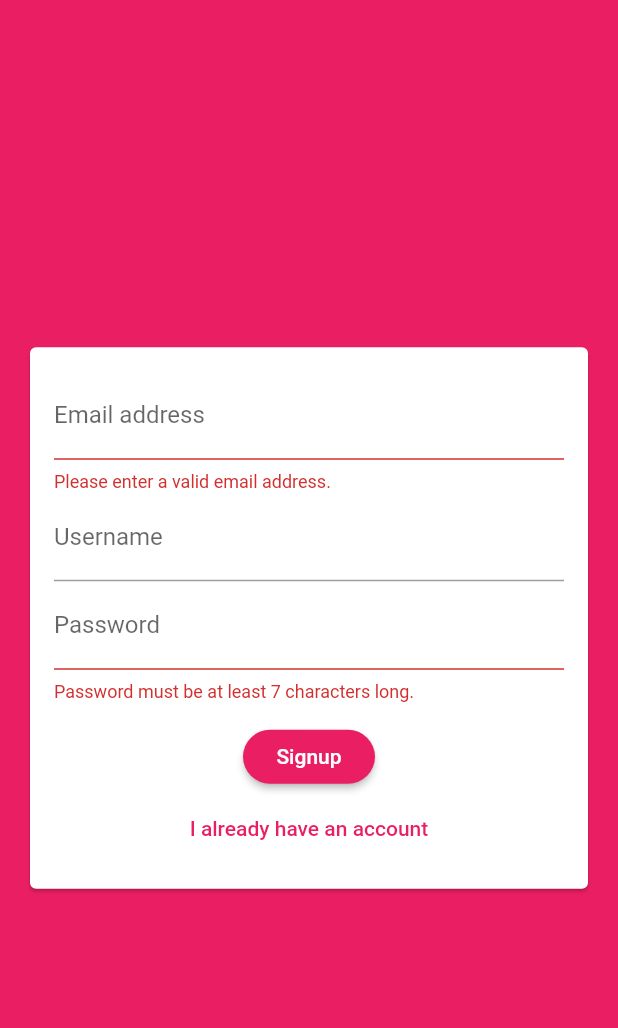
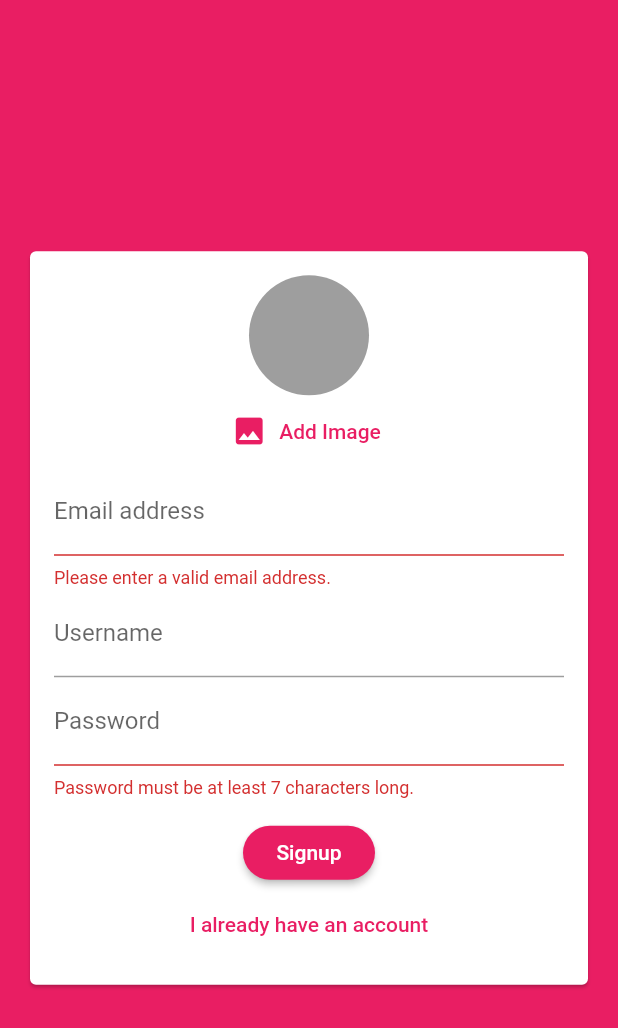
Before and after one commit to robertrh3/sample-flutter-apps, a Flutter app: the screen it shows after launch, after a tap on "Login", after a tap on "Create new account", on a phone screen of 412 x 824 dp. Shown: the top 1028 px of the screen. Run offline on Flutter 3.47's test engine with Material 2 defaults, Android fonts, the light colour scheme and no system bars; our stand-ins replace cloud_firestore, firebase_auth, firebase_storage, google_maps_flutter, image_picker, location and 2 more; accounts and stored records are empty.

Commit message:
image-upload-reference-chatscreen

```diff
--- a/eighth_app_firebase_chat/lib/screens/auth_screen.dart
+++ b/eighth_app_firebase_chat/lib/screens/auth_screen.dart
@@ -1,6 +1,9 @@
+import 'dart:io';
+
 import 'package:flutter/material.dart';
 import 'package:firebase_auth/firebase_auth.dart';
 import 'package:cloud_firestore/cloud_firestore.dart';
+import 'package:firebase_storage/firebase_storage.dart';
 import 'package:flutter/services.dart';
 
 import '../widgets/auth/auth_form.dart';
@@ -18,6 +21,7 @@ class _AuthScreenState extends State<AuthScreen> {
     String email,
     String password,
     String username,
+    File image,
     bool isLogin,
     BuildContext ctx,
   ) async {
@@ -32,12 +36,23 @@ class _AuthScreenState extends State<AuthScreen> {
       } else {
         authResult = await _auth.createUserWithEmailAndPassword(
             email: email, password: password);
+
+        final ref = FirebaseStorage.instance
+            .ref()
+            .child('user_images')
+            .child(authResult.user.uid + '.jpg');
+
+        await ref.putFile(image).onComplete;
+
+        final url = await ref.getDownloadURL();
+
         await Firestore.instance
             .collection('users')
             .document(authResult.user.uid)
             .setData({
           'username': username,
           'email': email,
+          'image_url': url,
         });
       }
     } on PlatformException catch (error) {
--- a/eighth_app_firebase_chat/lib/widgets/auth/auth_form.dart
+++ b/eighth_app_firebase_chat/lib/widgets/auth/auth_form.dart
@@ -1,4 +1,8 @@
+import 'dart:io';
+
 import 'package:flutter/material.dart';
+
+import '../pickers/user_image_picker.dart';
 
 class AuthForm extends StatefulWidget {
   AuthForm(this.submitFn, this.isLoading);
@@ -9,6 +13,7 @@ class AuthForm extends StatefulWidget {
     String email,
     String password,
     String username,
+    File image,
     bool isLogin,
     BuildContext ctx,
   ) submitFn;
@@ -23,10 +28,24 @@ class _AuthFormState extends State<AuthForm> {
   String _userEmail = '';
   String _userName = '';
   String _userPassword = '';
+  File _userImageFile;
+
+  void _pickedImage(File image) {
+    _userImageFile = image;
+  }
 
   void _trySubmit() {
     final isValid = _formKey.currentState.validate();
     FocusScope.of(context).unfocus();
+    if (_userImageFile == null && !_isLogin) {
+      Scaffold.of(context).showSnackBar(
+        SnackBar(
+          content: Text('Please pick an image.'),
+          backgroundColor: Theme.of(context).errorColor,
+        ),
+      );
+      return;
+    }
 
     if (isValid) {
       _formKey.currentState.save();
@@ -34,6 +53,7 @@ class _AuthFormState extends State<AuthForm> {
         _userEmail.trim(),
         _userPassword.trim(),
         _userName.trim(),
+        _userImageFile,
         _isLogin,
         context,
       );
@@ -55,6 +75,7 @@ class _AuthFormState extends State<AuthForm> {
               child: Column(
                 mainAxisSize: MainAxisSize.min,
                 children: <Widget>[
+                  if (!_isLogin) UserImagePicker(_pickedImage),
                   TextFormField(
                     key: ValueKey('email'),
                     validator: (value) {
--- a/eighth_app_firebase_chat/lib/widgets/chat/messages.dart
+++ b/eighth_app_firebase_chat/lib/widgets/chat/messages.dart
@@ -18,7 +18,7 @@ class Messages extends StatelessWidget {
         }
         return StreamBuilder(
           stream: Firestore.instance
-              .collection('chats/9QaxCbW0kvd3YVDg6bB9/messages')
+              .collection('chats/{chatId}/messages')
               .orderBy('createdAt', descending: true)
               .snapshots(),
           builder: (context, chatSnapshot) {
@@ -34,6 +34,7 @@ class Messages extends StatelessWidget {
               itemBuilder: (context, index) => MessageBubble(
                 chatDocs[index]['text'],
                 chatDocs[index]['username'],
+                chatDocs[index]['userImage'],
                 chatDocs[index]['userId'] == futureSnapshot.data.uid,
                 key: ValueKey(chatDocs[index].documentID),
               ),
--- a/eighth_app_firebase_chat/lib/widgets/chat/new_message.dart
+++ b/eighth_app_firebase_chat/lib/widgets/chat/new_message.dart
@@ -17,11 +17,12 @@ class _NewMessageState extends State<NewMessage> {
     final user = await FirebaseAuth.instance.currentUser();
     final userData =
         await Firestore.instance.collection('users').document(user.uid).get();
-    Firestore.instance.collection('chats/9QaxCbW0kvd3YVDg6bB9/messages').add({
+    Firestore.instance.collection('chats/{chatId}/messages').add({
       'text': _enteredMessage,
       'createdAt': Timestamp.now(),
       'userId': user.uid,
       'username': userData['username'],
+      'userImage': userData['image_url'],
     });
     _controller.clear();
   }
--- /dev/null
+++ b/eighth_app_firebase_chat/lib/widgets/pickers/user_image_picker.dart
@@ -0,0 +1,50 @@
+import 'dart:io';
+
+import 'package:flutter/material.dart';
+
+import 'package:image_picker/image_picker.dart';
+
+class UserImagePicker extends StatefulWidget {
+  UserImagePicker(this.imagePickFn);
+
+  final void Function(File pickedImage) imagePickFn;
+
+  @override
+  _UserImagePickerState createState() => _UserImagePickerState();
+}
+
+class _UserImagePickerState extends State<UserImagePicker> {
+  File _pickedImage;
+
+  void _pickImage() async {
+    final pickedImageFile = await ImagePicker.pickImage(
+      source: ImageSource.camera,
+      imageQuality: 50,
+      maxWidth: 150,
+    );
+    setState(() {
+      _pickedImage = pickedImageFile;
+    });
+    widget.imagePickFn(pickedImageFile);
+  }
+
+  @override
+  Widget build(BuildContext context) {
+    return Column(
+      children: <Widget>[
+        CircleAvatar(
+          radius: 40,
+          backgroundColor: Colors.grey,
+          backgroundImage:
+              _pickedImage != null ? FileImage(_pickedImage) : null,
+        ),
+        FlatButton.icon(
+          onPressed: _pickImage,
+          icon: Icon(Icons.image),
+          label: Text('Add Image'),
+          textColor: Theme.of(context).primaryColor,
+        ),
+      ],
+    );
+  }
+}
--- a/eighth_app_firebase_chat/pubspec.yaml
+++ b/eighth_app_firebase_chat/pubspec.yaml
@@ -25,6 +25,8 @@ dependencies:
     sdk: flutter
   cloud_firestore: ^0.13.5
   firebase_auth: ^0.16.0
+  image_picker: ^0.6.6+1
+  firebase_storage: ^3.1.5
 
 
   # The following adds the Cupertino Icons font to your application.
```
Also changed, not shown: eighth_app_firebase_chat/lib/widgets/chat/message_bubble.dart (+22 -4 lines), eighth_app_firebase_chat/pubspec.lock, 1 other file.
